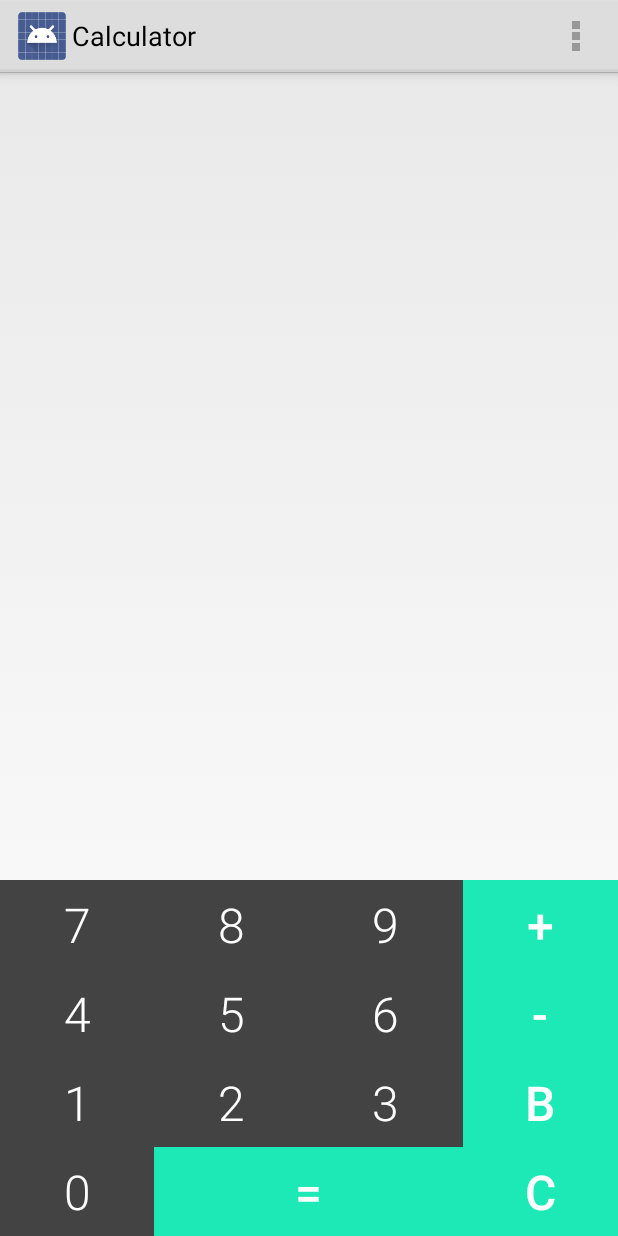
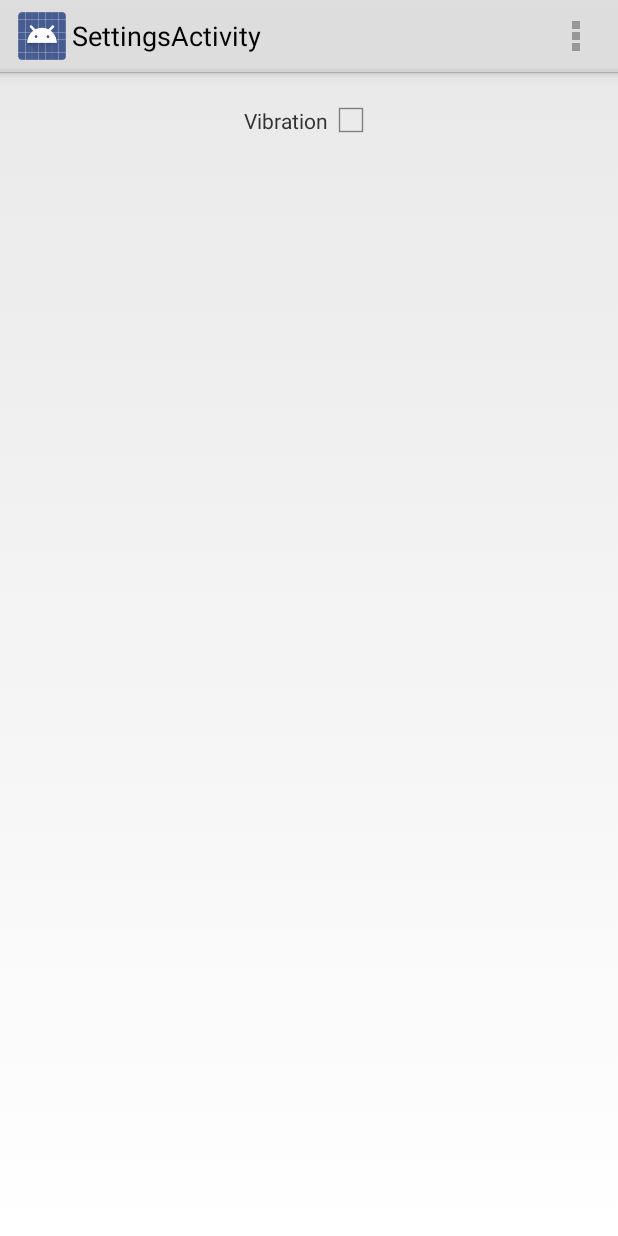
Before and after one commit to ElieGUILLAUMES/Calculator, an Android app: the screen it shows after launch (MainActivity before the commit, SettingsActivity after it), in the options menu, after a tap on "Settings", on a phone screen of 412 x 824 dp. Run offline under Robolectric (Android 15) with nearby library versions, the phone set to English and light mode, and no system bars.

Commit message:
now the user can allow or disable the vibration from the SettingsActivity.java

```diff
--- a/app/src/main/java/com/icelandic_courses/elie/calculator/MainActivity.java
+++ b/app/src/main/java/com/icelandic_courses/elie/calculator/MainActivity.java
@@ -1,6 +1,7 @@
 package com.icelandic_courses.elie.calculator;
 
 import android.app.Activity;
+import android.content.Intent;
 import android.graphics.Typeface;
 import android.os.Bundle;
 import android.os.Vibrator;
@@ -9,7 +10,8 @@ import android.widget.*;
 
 public class MainActivity extends Activity {
 
-    private boolean allowToVibrate;
+    private static boolean allowToVibrate;
+    public final static String EXTRA_VIBRATION = "vibration";
     private Vibrator vibe;
 
     @Override
@@ -21,7 +23,6 @@ public class MainActivity extends Activity {
         Typeface typeFace=Typeface.createFromAsset(getAssets(), "fonts/digital-7.ttf");
         myTextView.setTypeface(typeFace);
 
-        allowToVibrate = true;
         vibe = (Vibrator) getSystemService(this.VIBRATOR_SERVICE);
     }
 
@@ -43,7 +44,10 @@ public class MainActivity extends Activity {
 
         //noinspection SimplifiableIfStatement
         if (id == R.id.action_settings) {
-            return true;
+            //return true;
+            Intent intent = new Intent(this, SettingsActivity.class);
+            intent.putExtra(EXTRA_VIBRATION, allowToVibrate);
+            startActivity(intent);
         }
 
         return super.onOptionsItemSelected(item);
@@ -152,8 +156,22 @@ public class MainActivity extends Activity {
     }
 
     private void vibrate(){
-        if(allowToVibrate){
+        if(isAllowToVibrate()){
             vibe.vibrate(100);
         }
     }
+
+    public static void allowVibration(){
+        allowToVibrate = true;
+    }
+
+    public static void disableVibration(){
+        allowToVibrate = false;
+    }
+
+    public static boolean isAllowToVibrate(){
+        return allowToVibrate;
+    }
+
+
 }
--- /dev/null
+++ b/app/src/main/java/com/icelandic_courses/elie/calculator/SettingsActivity.java
@@ -0,0 +1,67 @@
+package com.icelandic_courses.elie.calculator;
+
+import android.app.Activity;
+import android.content.Intent;
+import android.os.Bundle;
+import android.view.Menu;
+import android.view.MenuItem;
+import android.view.View;
+import android.widget.CheckBox;
+
+public class SettingsActivity extends Activity {
+
+    private static boolean allowToVibrate;
+    private CheckBox checkBoxVibration;
+
+    @Override
+    protected void onCreate(Bundle savedInstanceState) {
+        super.onCreate(savedInstanceState);
+        setContentView(R.layout.activity_settings);
+
+        checkBoxVibration = (CheckBox) findViewById(R.id.vibrateCheckBox);
+
+        // Get the message from the intent
+        Intent intent = getIntent();
+        boolean allowToVibrate = intent.getBooleanExtra(MainActivity.EXTRA_VIBRATION, false);
+
+        if(allowToVibrate){
+            checkBoxVibration.setChecked(allowToVibrate);
+        }
+    }
+
+    @Override
+    public boolean onCreateOptionsMenu(Menu menu) {
+        // Inflate the menu; this adds items to the action bar if it is present.
+        getMenuInflater().inflate(R.menu.menu_settings, menu);
+        return true;
+    }
+
+    @Override
+    public boolean onOptionsItemSelected(MenuItem item) {
+        // Handle action bar item clicks here. The action bar will
+        // automatically handle clicks on the Home/Up button, so long
+        // as you specify a parent activity in AndroidManifest.xml.
+        int id = item.getItemId();
+
+        //noinspection SimplifiableIfStatement
+        if (id == R.id.action_settings) {
+            return true;
+        }
+
+        return super.onOptionsItemSelected(item);
+    }
+
+    /**
+     * @param view
+     */
+    public void setAllowToVibrate(View view){
+        CheckBox checkbox = (CheckBox) findViewById(R.id.vibrateCheckBox);
+        if(checkbox.isChecked()){
+            MainActivity.allowVibration();
+        } else {
+            MainActivity.disableVibration();
+        }
+
+    }
+
+}
--- /dev/null
+++ b/app/src/main/res/layout/activity_settings.xml
@@ -0,0 +1,29 @@
+<RelativeLayout xmlns:android="http://schemas.android.com/apk/res/android"
+    xmlns:tools="http://schemas.android.com/tools" android:layout_width="match_parent"
+    android:layout_height="match_parent" android:paddingLeft="@dimen/activity_horizontal_margin"
+    android:paddingRight="@dimen/activity_horizontal_margin"
+    android:paddingTop="@dimen/activity_vertical_margin"
+    android:paddingBottom="@dimen/activity_vertical_margin"
+    tools:context=".SettingsActivity">
+
+    <LinearLayout
+        android:layout_width="match_parent"
+        android:layout_height="wrap_content">
+
+        <TextView
+            android:text="@string/settings_vibration"
+            android:layout_width="wrap_content"
+            android:layout_height="wrap_content"
+            android:layout_weight="1"
+            android:gravity="right"/>
+
+        <CheckBox
+            android:id="@+id/vibrateCheckBox"
+            android:layout_width="wrap_content"
+            android:layout_height="wrap_content"
+            android:layout_weight="1"
+            android:onClick="setAllowToVibrate"/>
+
+    </LinearLayout>
+
+</RelativeLayout>
--- /dev/null
+++ b/app/src/main/res/menu/menu_settings.xml
@@ -0,0 +1,6 @@
+<menu xmlns:android="http://schemas.android.com/apk/res/android"
+    xmlns:tools="http://schemas.android.com/tools"
+    tools:context="com.icelandic_courses.elie.calculator.SettingsActivity">
+    <item android:id="@+id/action_settings" android:title="@string/action_settings"
+        android:orderInCategory="100" android:showAsAction="never" />
+</menu>
--- a/app/src/main/res/values/strings.xml
+++ b/app/src/main/res/values/strings.xml
@@ -12,5 +12,8 @@
 
     <string name="clear">C</string>
     <string name="backspace">B</string>
+    <string name="title_activity_settings">SettingsActivity</string>
+
+    <string name="settings_vibration">Vibration</string>
 
 </resources>
```
Also changed, not shown: app/src/main/AndroidManifest.xml (+8 -5 lines).
